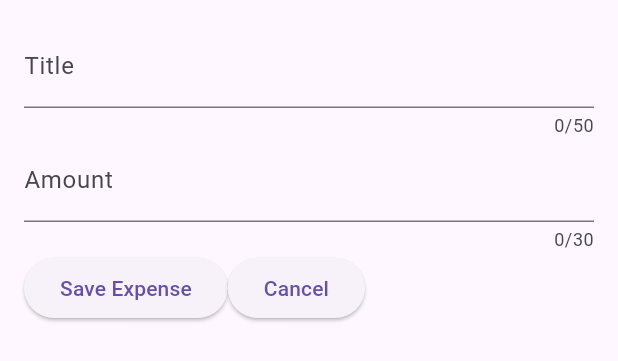
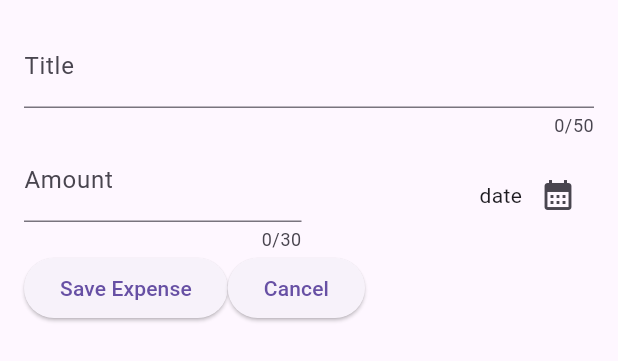
Before and after one commit to TmajidT/expense_tracker, a Flutter app: the NewExpense widget shown alone on an empty page, opened directly, on a phone screen of 412 x 824 dp. Shown: the top 361 px of the screen. Run offline on Flutter 3.47's test engine with Material 2 defaults, Android fonts, the phone set to English and light mode, and no system bars.

Commit message:
added date picker

```diff
--- a/lib/widgets/new_expense.dart
+++ b/lib/widgets/new_expense.dart
@@ -18,6 +18,16 @@ class _NewExpenseState extends State<NewExpense> {
     super.dispose();
   }
 
+  void _presentDatePicker() {
+    final now = DateTime.now();
+    final firstDate = DateTime(now.year - 1, now.month, now.day);
+    showDatePicker(
+        context: context,
+        initialDate: now,
+        firstDate: firstDate,
+        lastDate: now);
+  }
+
   @override
   Widget build(BuildContext context) {
     return Padding(
@@ -29,12 +39,35 @@ class _NewExpenseState extends State<NewExpense> {
             maxLength: 50,
             decoration: const InputDecoration(label: Text('Title')),
           ),
-          TextField(
-            controller: _amountControler,
-            keyboardType: TextInputType.number,
-            maxLength: 30,
-            decoration:
-                const InputDecoration(prefixText: '\$ ', label: Text('Amount')),
+          Row(
+            children: [
+              Expanded(
+                child: TextField(
+                  controller: _amountControler,
+                  keyboardType: TextInputType.number,
+                  maxLength: 30,
+                  decoration: const InputDecoration(
+                    prefixText: '\$ ',
+                    label: Text('Amount'),
+                  ),
+                ),
+              ),
+              const SizedBox(
+                width: 10,
+              ),
+              Expanded(
+                child: Row(
+                  crossAxisAlignment: CrossAxisAlignment.center,
+                  mainAxisAlignment: MainAxisAlignment.end,
+                  children: [
+                    Text('date'),
+                    IconButton(
+                        onPressed: _presentDatePicker,
+                        icon: Icon(Icons.calendar_month))
+                  ],
+                ),
+              )
+            ],
           ),
           Row(
             children: [
```
